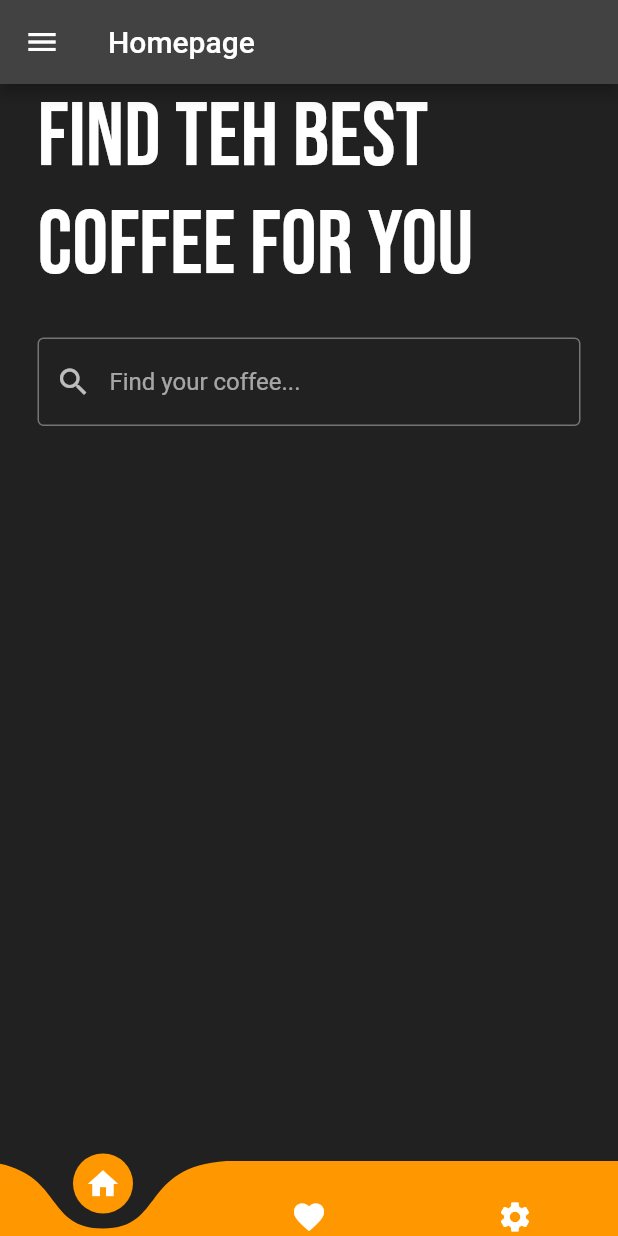
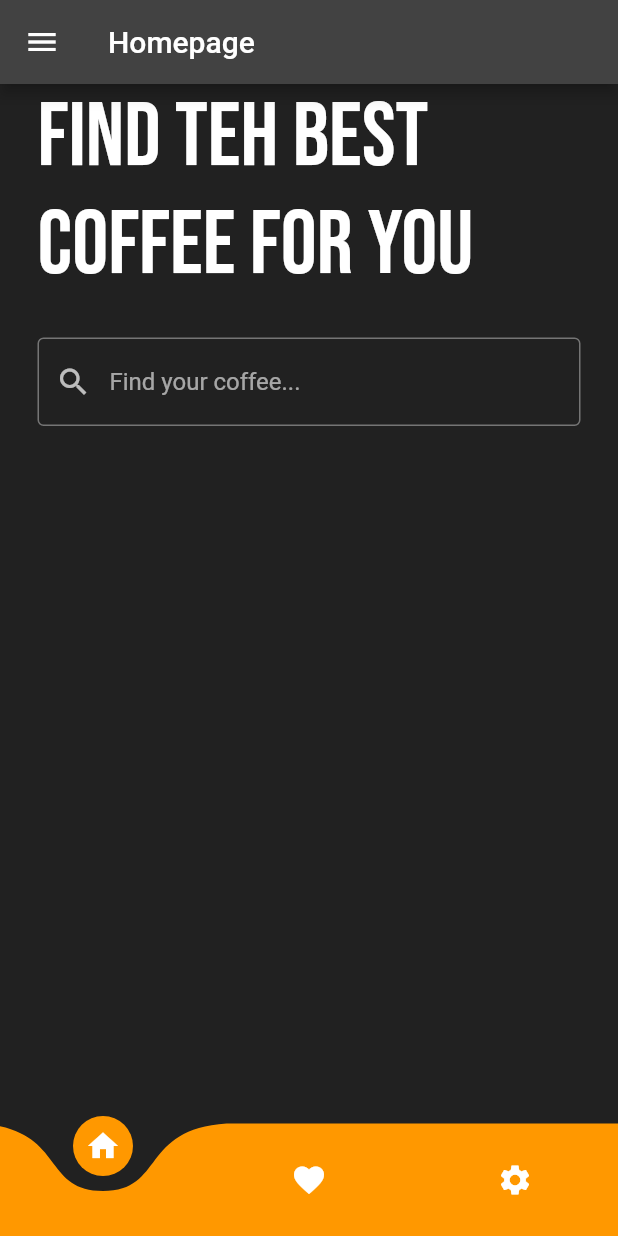
Before and after one commit to hilopong/coffeeui, a Flutter app: the screen it shows after launch, on a phone screen of 412 x 824 dp. Run offline on Flutter 3.47's test engine with Material 2 defaults, Android fonts, the phone set to English and light mode, and no system bars; drawn by our look-alikes of curved_navigation_bar, hidden_drawer_menu; our stand-ins replace google_fonts; network calls fail.

Commit message:
2022.05.24 - 상품연동40

```diff
--- a/lib/homepage.dart
+++ b/lib/homepage.dart
@@ -79,7 +79,7 @@ class _HomePageState extends State<HomePage> {
     return Scaffold(
       backgroundColor: Colors.grey[900],
       bottomNavigationBar: CurvedNavigationBar(
-        height: 50,
+        //height: 50,
         backgroundColor: Colors.transparent,
         color: Colors.orange,
         animationDuration: Duration(milliseconds: 300),
```
